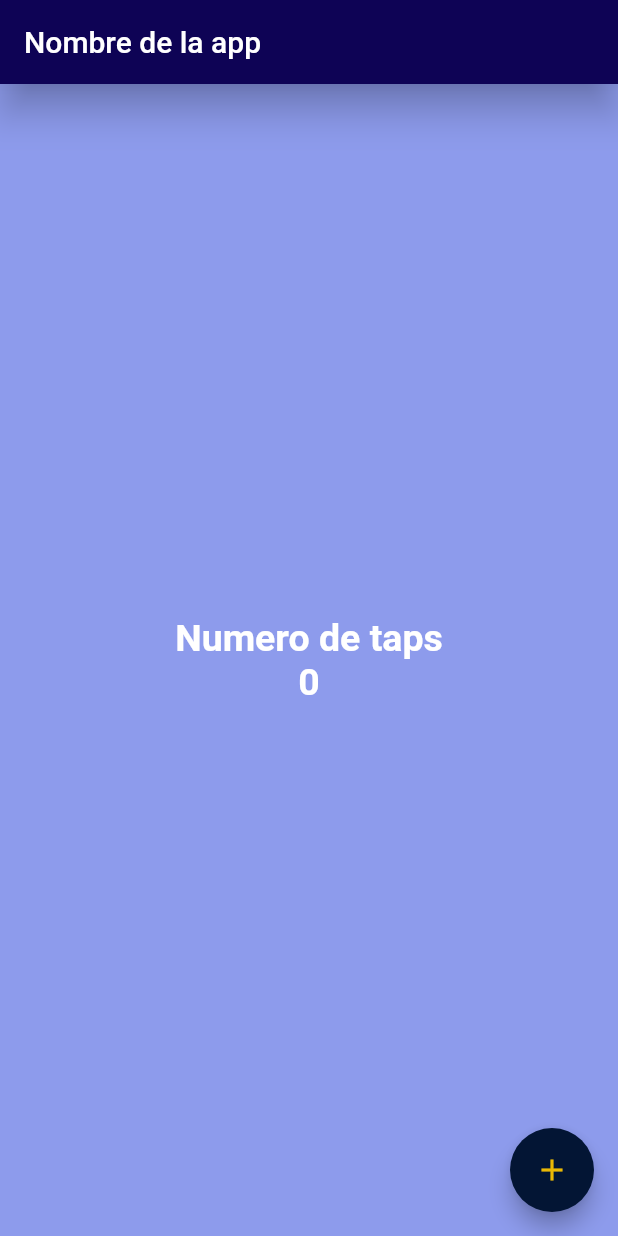
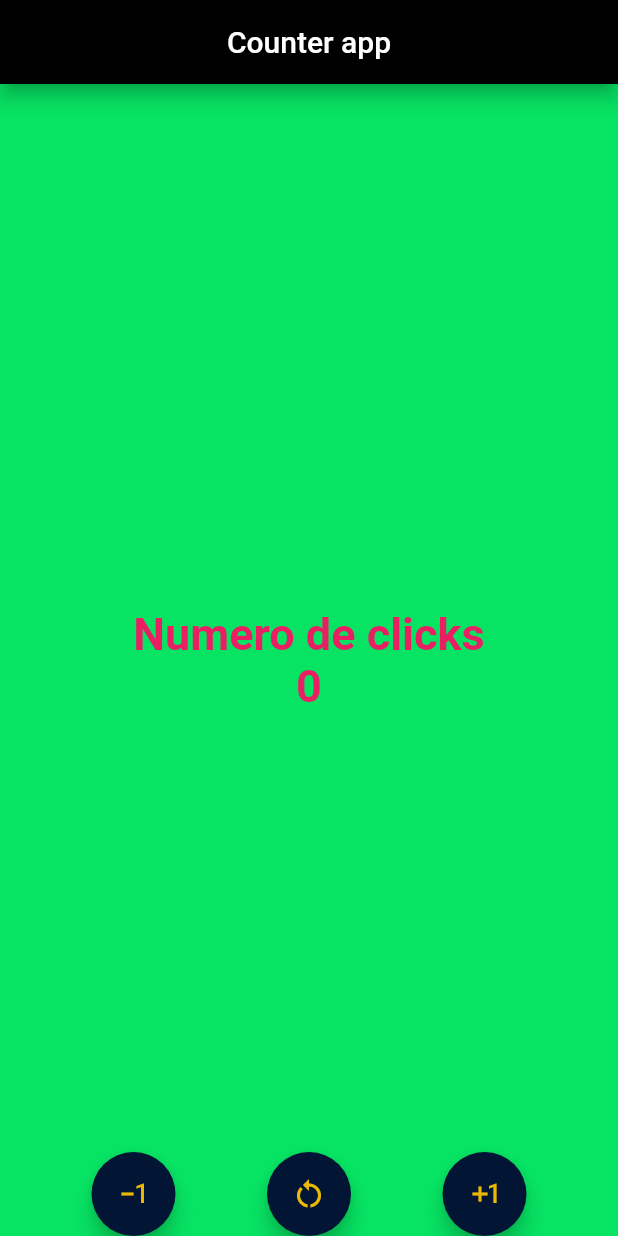
Before and after one commit to gaelLara21/flutter_proyects5B, a Flutter app: the screen it shows after launch, on a phone screen of 412 x 824 dp. Run offline on Flutter 3.47's test engine with Material 2 defaults, Android fonts, the phone set to English and light mode, and no system bars.

Commit message:
Segundo commit

```diff
--- a/lib/main.dart
+++ b/lib/main.dart
@@ -1,7 +1,6 @@
+import 'package:counter_app5b/screens/counter_screen.dart';
 
 import 'package:flutter/material.dart';
-
-import 'screens/home_screen.dart';
 
 void main(List<String> args) {
   runApp(const MiApp());
@@ -12,6 +11,7 @@ class MiApp extends StatelessWidget {
 
   @override
   Widget build(BuildContext context) {
-    return const MaterialApp(home: HomeScreen());
+    return const MaterialApp(
+        debugShowCheckedModeBanner: false, home: CounterScreen());
   }
 }
--- /dev/null
+++ b/lib/screens/counter_screen.dart
@@ -0,0 +1,106 @@
+import 'package:flutter/material.dart';
+
+class CounterScreen extends StatefulWidget {
+  const CounterScreen({super.key});
+
+  @override
+  State<CounterScreen> createState() => _CounterScreenState();
+}
+
+class _CounterScreenState extends State<CounterScreen> {
+  int contador = 0;
+  final TextStyle estiloTexto = const TextStyle(
+    fontSize: 30,
+    color: Colors.pink,
+    fontWeight: FontWeight.bold,
+  );
+
+  void incrementar() {
+    contador++;
+    setState(() {});
+  }
+
+  void decrementar() {
+    contador--;
+    setState(() {});
+  }
+
+  void reiniciar() {
+    contador = 0;
+    setState(() {});
+  }
+
+  @override
+  Widget build(BuildContext context) {
+    return Scaffold(
+      appBar: AppBar(
+        title: const Text('Counter app'),
+        centerTitle: true,
+        elevation: 5.2,
+        backgroundColor: Color.fromARGB(255, 0, 0, 0),
+      ),
+      backgroundColor: Color.fromARGB(255, 7, 228, 99),
+      body: Center(
+        child: Column(
+          mainAxisAlignment: MainAxisAlignment.center,
+          children: [
+            Text(
+              'Numero de clicks',
+              style: estiloTexto,
+            ),
+            Text(
+              '$contador',
+              style: estiloTexto,
+            ),
+          ],
+        ),
+      ),
+      floatingActionButtonLocation: FloatingActionButtonLocation.centerDocked,
+      floatingActionButton: CustomFloatingActionButton(
+        decrease: decrementar,
+        increase: incrementar,
+        reset: reiniciar,
+      ),
+    );
+  }
+}
+
+class CustomFloatingActionButton extends StatelessWidget {
+  final Function increase;
+  final Function decrease;
+  final Function reset;
+
+  const CustomFloatingActionButton({
+    super.key,
+    required this.increase,
+    required this.decrease,
+    required this.reset,
+  });
+
+  @override
+  Widget build(BuildContext context) {
+    return Row(
+      mainAxisAlignment: MainAxisAlignment.spaceEvenly,
+      children: [
+        FloatingActionButton(
+          onPressed: () => decrease(),
+          backgroundColor: const Color.fromARGB(255, 3, 21, 52),
+          foregroundColor: const Color.fromARGB(255, 234, 184, 5),
+          child: const Icon(Icons.exposure_minus_1),
+        ),
+        FloatingActionButton(
+          onPressed: () => reset(),
+          backgroundColor: const Color.fromARGB(255, 3, 21, 52),
+          foregroundColor: const Color.fromARGB(255, 234, 184, 5),
+          child: const Icon(Icons.restart_alt),
+        ),
+        FloatingActionButton(
+          onPressed: () => increase(),
+          backgroundColor: const Color.fromARGB(255, 3, 21, 52),
+          foregroundColor: const Color.fromARGB(255, 234, 184, 5),
+          child: const Icon(Icons.exposure_plus_1),
+        ),
+      ],
+    );
+  }
+}
--- a/lib/screens/home_screen.dart
+++ b/lib/screens/home_screen.dart
@@ -4,8 +4,8 @@ class HomeScreen extends StatelessWidget {
   const HomeScreen({super.key});
 
   final TextStyle estiloTexto = const TextStyle(
-    fontSize: 25,
-    color: Colors.white,
+    fontSize: 30,
+    color: Colors.pink,
     fontWeight: FontWeight.bold,
   );
 
@@ -14,11 +14,12 @@ class HomeScreen extends StatelessWidget {
     int contador = 0;
     return Scaffold(
       appBar: AppBar(
-        title: const Text('Nombre de la app'),
-        elevation: 10.2,
+        title: const Text('Counter app'),
+        centerTitle: true,
+        elevation: 5.2,
         backgroundColor: const Color.fromARGB(255, 14, 3, 85),
       ),
-      backgroundColor: const Color.fromARGB(255, 141, 155, 236),
+      backgroundColor: const Color.fromARGB(255, 234, 184, 5),
       body: Center(
         child: Column(
           mainAxisAlignment: MainAxisAlignment.center,
@@ -35,15 +36,15 @@ class HomeScreen extends StatelessWidget {
         ),
       ),
       floatingActionButton: FloatingActionButton(
-          onPressed: () {
-            {
-              contador++;
-              print('Presionaste el boton');
-            }
-          },
-          backgroundColor: const Color.fromARGB(255, 3, 21, 52),
-          foregroundColor: const Color.fromARGB(255, 234, 184, 5),
-          child: const Icon(Icons.add)),
+        onPressed: () {
+          contador++;
+          print('tocaste el boton, valor del contador :  $contador');
+          //contador++;
+        },
+        backgroundColor: const Color.fromARGB(255, 3, 21, 52),
+        foregroundColor: const Color.fromARGB(255, 234, 184, 5),
+        child: const Icon(Icons.add),
+      ),
     );
   }
 }
```
